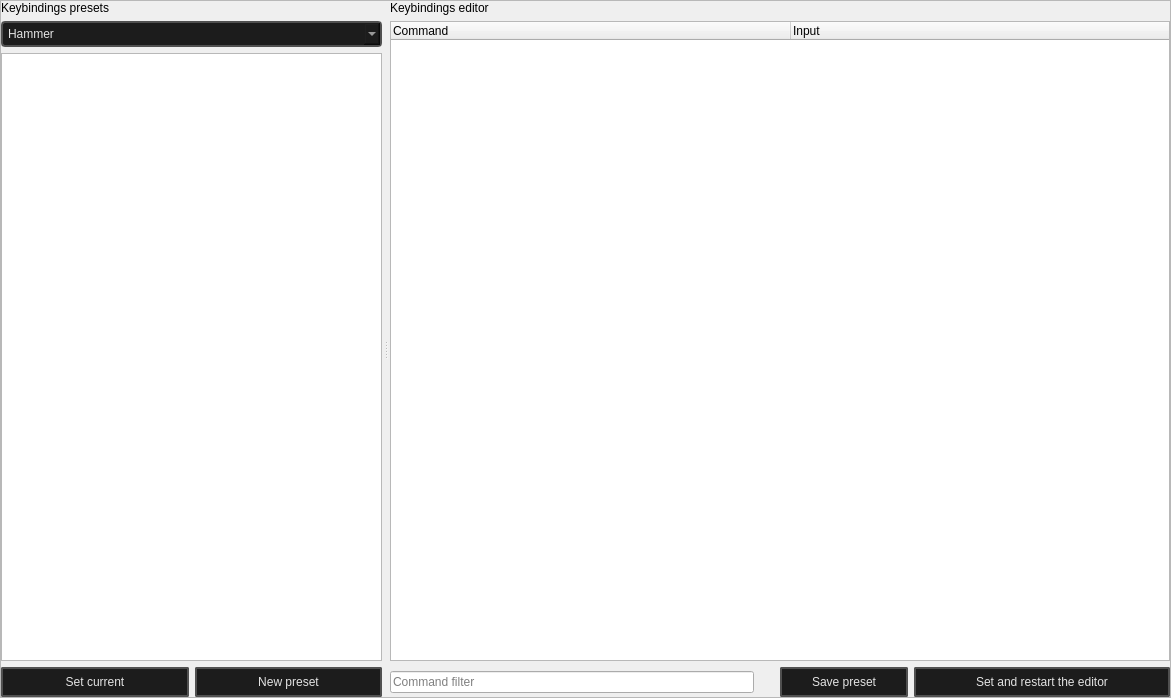
Qt form hotkey_editor/main.ui (dertwist/Hammer5Tools) before a commit.
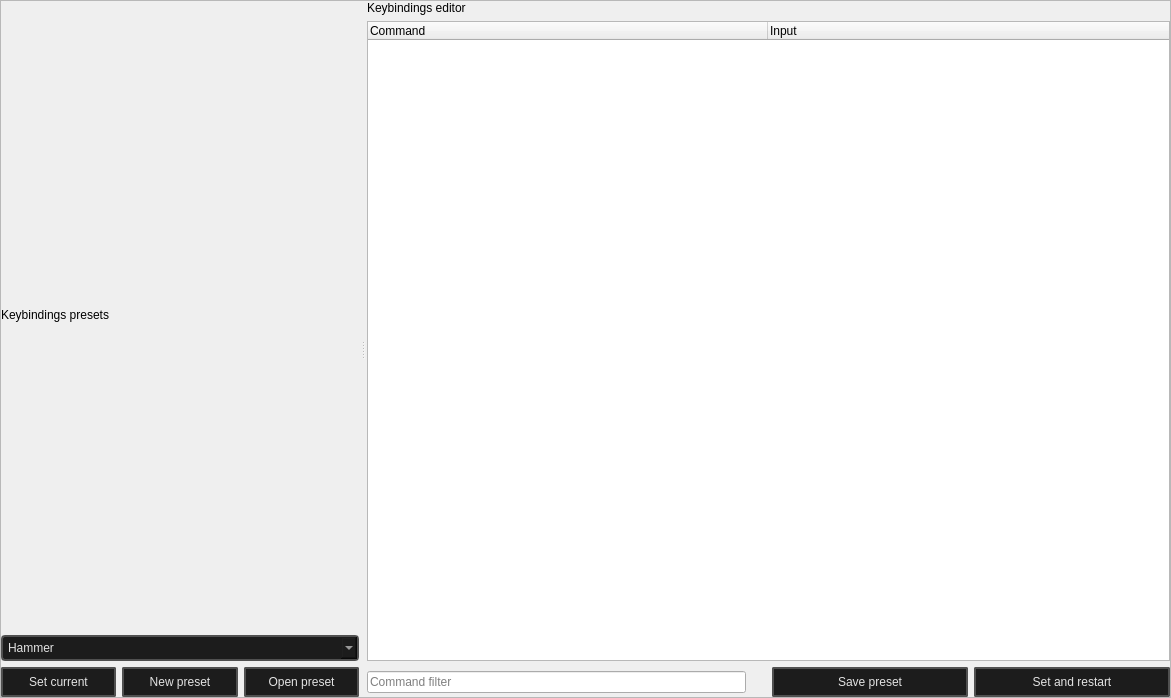
The same form after that commit. Icons and pictures are not drawn.

Commit message: set keybinding presets function

Patch:
```diff
--- a/hotkey_editor/main.ui
+++ b/hotkey_editor/main.ui
@@ -240,9 +240,6 @@
            <item>
             <layout class="QVBoxLayout" name="explorer_layout"/>
            </item>
-           <item>
-            <widget class="QListWidget" name="presets_list"/>
-           </item>
            <item>
             <layout class="QHBoxLayout" name="horizontalLayout_3">
              <item>
@@ -355,6 +352,61 @@
                </property>
               </widget>
              </item>
+             <item>
+              <widget class="QPushButton" name="open_button">
+               <property name="toolTip">
+                <string>&lt;html&gt;&lt;head/&gt;&lt;body&gt;&lt;p&gt;Ctrl + N&lt;/p&gt;&lt;/body&gt;&lt;/html&gt;</string>
+               </property>
+               <property name="styleSheet">
+                <string notr="true">
+    /* QPushButton default and hover styles */
+    QPushButton {
+
+        font: 580 9pt &quot;Segoe UI&quot;;
+	
+
+        border: 2px solid black;
+        border-radius: 2px;
+        border-color: rgba(80, 80, 80, 255);
+        height:22px;
+        padding-top: 2px;
+        padding-bottom:2px;
+        padding-left: 4px;
+        padding-right: 4px;
+        color: #E3E3E3;
+        background-color: #1C1C1C;
+    }
+    QPushButton:hover {
+        background-color: #414956;
+        color: white;
+    }
+    QPushButton:pressed {
+        background-color: red;
+        background-color: #1C1C1C;
+        margin: 1 px;
+        margin-left: 2px;
+        margin-right: 2px;
+
+    }</string>
+               </property>
+               <property name="text">
+                <string>Open preset</string>
+               </property>
+               <property name="icon">
+                <iconset resource="../resources.qrc">
+                 <normaloff>:/icons/file_open_16dp_9D9D9D_FILL0_wght400_GRAD0_opsz20.svg</normaloff>:/icons/file_open_16dp_9D9D9D_FILL0_wght400_GRAD0_opsz20.svg</iconset>
+               </property>
+               <property name="iconSize">
+                <size>
+                 <width>20</width>
+                 <height>20</height>
+                </size>
+               </property>
+               <property name="shortcut">
+                <string>Ctrl+N</string>
+               </property>
+              </widget>
+             </item>
             </layout>
            </item>
           </layout>
@@ -427,7 +479,7 @@
               <widget class="QPushButton" name="save_button">
                <property name="minimumSize">
                 <size>
-                 <width>128</width>
+                 <width>196</width>
                  <height>0</height>
                 </size>
                </property>
@@ -488,7 +540,7 @@
               <widget class="QPushButton" name="save_restart_button">
                <property name="minimumSize">
                 <size>
-                 <width>256</width>
+                 <width>196</width>
                  <height>0</height>
                 </size>
                </property>
@@ -528,7 +580,7 @@
     }</string>
                </property>
                <property name="text">
-                <string>Set and restart the editor</string>
+                <string>Set and restart</string>
                </property>
                <property name="icon">
                 <iconset resource="../resources.qrc">
```
The commit also changes 6 other files.
